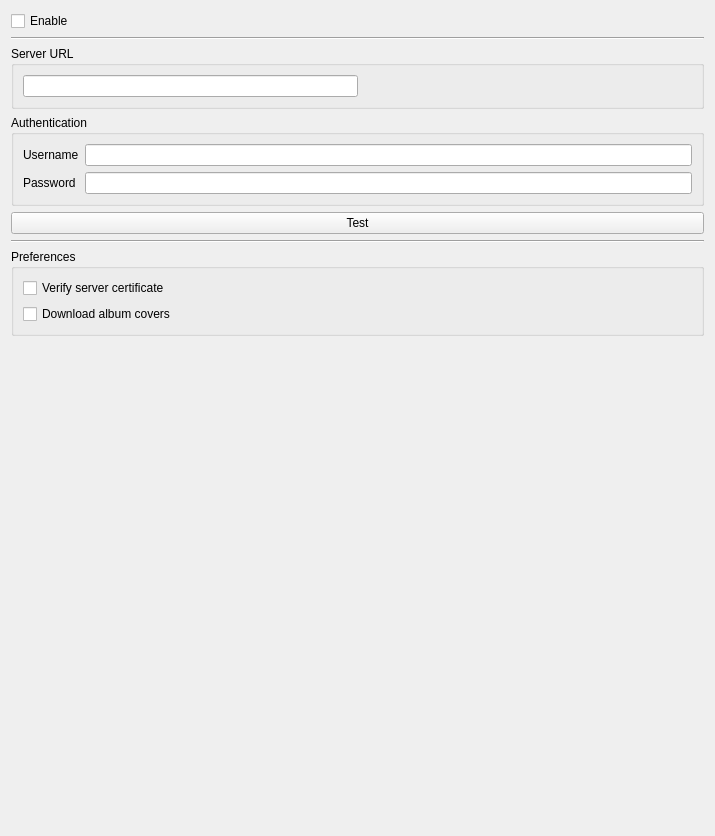
Qt form src/settings/subsonicsettingspage.ui (strawberrymusicplayer/strawberry) before a commit.
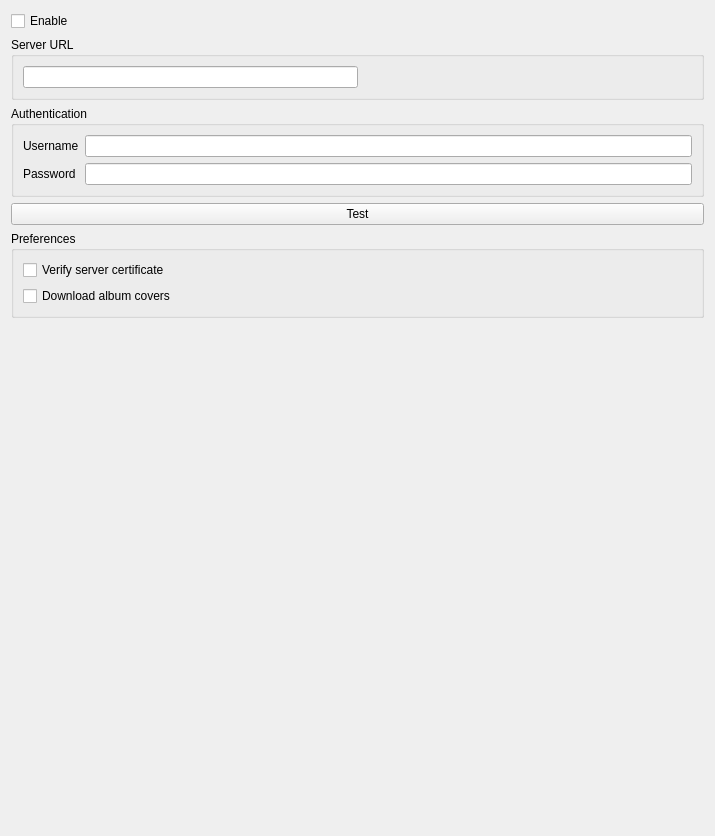
The same form after that commit. Icons and pictures are not drawn.

Commit message: Remove all lines in settings

```diff
--- a/src/settings/subsonicsettingspage.ui
+++ b/src/settings/subsonicsettingspage.ui
@@ -21,13 +21,6 @@
      </property>
     </widget>
    </item>
-   <item>
-    <widget class="Line" name="line_1">
-     <property name="orientation">
-      <enum>Qt::Horizontal</enum>
-     </property>
-    </widget>
-   </item>
    <item>
     <widget class="QGroupBox" name="server_group">
      <property name="title">
@@ -107,13 +100,6 @@
      </property>
     </widget>
    </item>
-   <item>
-    <widget class="Line" name="line_2">
-     <property name="orientation">
-      <enum>Qt::Horizontal</enum>
-     </property>
-    </widget>
-   </item>
    <item>
     <widget class="QGroupBox" name="groupbox_preferences">
      <property name="title">
```
The commit also changes 9 other files.
